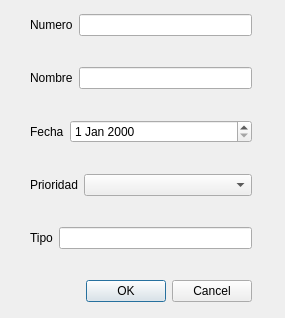
This is dialogtareas.ui in XMoiX22/examen_jimenez_abdiel as Qt 5 draws it before an edit. The edited form follows.
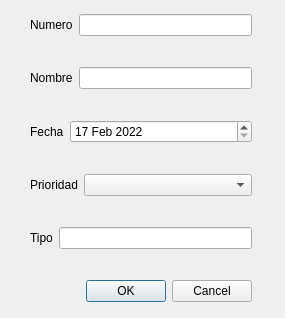
This is the edited form.

```diff
--- a/dialogtareas.ui
+++ b/dialogtareas.ui
@@ -31,7 +31,22 @@
      </widget>
     </item>
     <item row="0" column="1">
-     <widget class="QDateEdit" name="dateEdit"/>
+     <widget class="QDateEdit" name="fecha">
+      <property name="maximumDate">
+       <date>
+        <year>2022</year>
+        <month>12</month>
+        <day>31</day>
+       </date>
+      </property>
+      <property name="minimumDate">
+       <date>
+        <year>2022</year>
+        <month>2</month>
+        <day>17</day>
+       </date>
+      </property>
+     </widget>
     </item>
    </layout>
   </widget>
```
Left out of the diff: 12 changed lines with no effect on the pictures.
